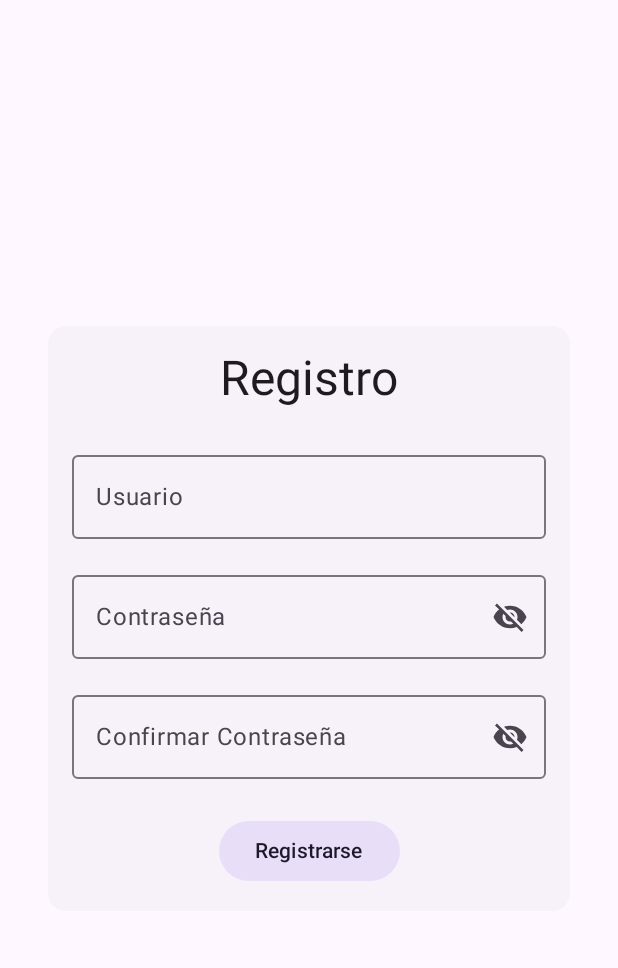
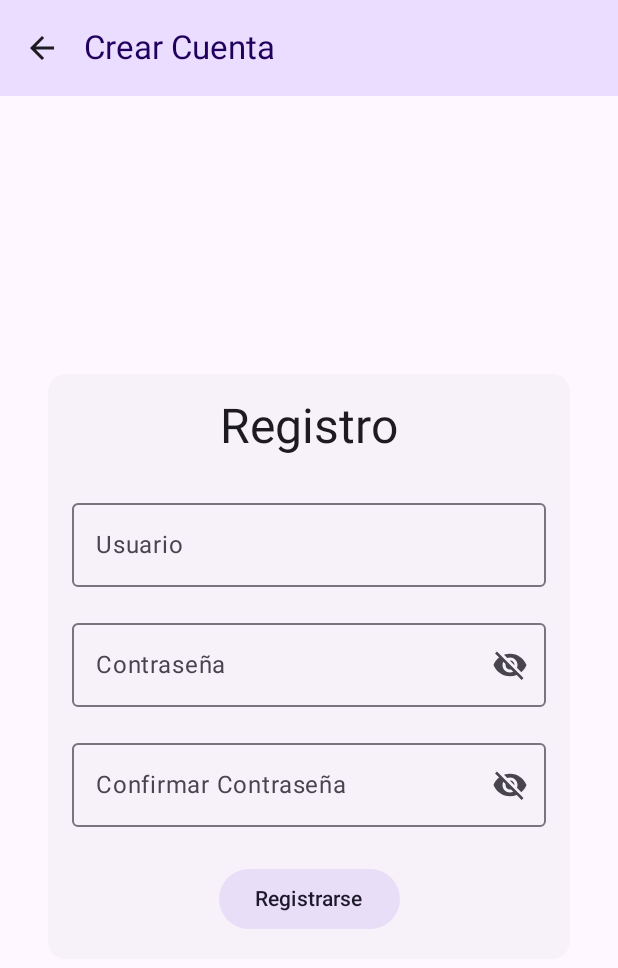
Before and after one commit to felipevidela/counter_app_android-, an Android app built with Jetpack Compose: the RegistrationScreen screen opened through its navigation route, on a phone screen of 412 x 824 dp. Shown: the top 968 px of the screen. Run offline under Robolectric (Android 15) with nearby library versions, the phone set to English and light mode, and no system bars; our stand-ins replace Room's generated code.

Commit message:
feat: Add device editing, dark mode toggle, and critical UI/UX fixes
Major Features:
- ✨ Full device property editing (name, type, location, capacity)
- ✨ Manual dark mode toggle with DataStore persistence
- ✨ Adaptive chart colors for dark mode support
- ✨ Navigation bar in registration screen

Critical Fixes:
- 🐛 Fix Settings screen crash (infinite collect loop)
- 🐛 Fix Dashboard entries/exits visualization (SensorEvent migration)
- 🐛 Fix chart axis labels in dark mode (white text)
- 🐛 Add back navigation to registration screen

Technical Improvements:
- 🔧 Add DataStore Preferences dependency (v1.0.0)
- 🔧 Create ThemePreferences class for theme persistence
- 🔧 Add Flow-based queries for entries/exits in SensorEventDao
- 🔧 Redesign DashboardViewModel with reactive Flows
- 🔧 Fix SettingsViewModel using stateIn() instead of collect()
- 🔧 Update DeviceRegistrationViewModel with edit capabilities

Architecture Changes:
- Database version: v6
- New: ThemePreferences.kt (DataStore)
- Enhanced: DeviceRegistrationScreen (dual mode: create/edit)
- Enhanced: DashboardScreen (edit button per device)
- Enhanced: OccupancyChart (adaptive colors)
- Enhanced: RegistrationScreen (TopAppBar with back navigation)

Files Modified: 16
New Files: 1 (ThemePreferences.kt)
Lines Changed: ~350

🤖 Generated with [Claude Code](https://claude.com/claude-code)

Co-Authored-By: Claude <noreply@anthropic.com>

```diff
--- a/app/build.gradle.kts
+++ b/app/build.gradle.kts
@@ -60,6 +60,9 @@ dependencies {
     implementation("co.yml:ycharts:2.1.0")
     implementation("com.google.accompanist:accompanist-permissions:0.34.0")
 
+    // DataStore para preferencias (Dark Mode)
+    implementation("androidx.datastore:datastore-preferences:1.0.0")
+
     // Unit Testing
     testImplementation(libs.junit)
     testImplementation("org.mockito:mockito-core:5.7.0")
--- a/app/src/main/java/com/example/counter_app/MainActivity.kt
+++ b/app/src/main/java/com/example/counter_app/MainActivity.kt
@@ -3,14 +3,24 @@ package com.example.counter_app
 import android.os.Bundle
 import androidx.activity.ComponentActivity
 import androidx.activity.compose.setContent
+import androidx.compose.runtime.collectAsState
+import androidx.compose.runtime.getValue
+import com.example.counter_app.data.ThemePreferences
 import com.example.counter_app.navigation.AppNavigation
 import com.example.counter_app.ui.theme.Counter_APPTheme
 
 class MainActivity : ComponentActivity() {
+    private lateinit var themePreferences: ThemePreferences
+
     override fun onCreate(savedInstanceState: Bundle?) {
         super.onCreate(savedInstanceState)
+        themePreferences = ThemePreferences(applicationContext)
+
         setContent {
-            Counter_APPTheme {
+            // Observar preferencia de dark mode
+            val isDarkMode by themePreferences.darkModeFlow.collectAsState(initial = false)
+
+            Counter_APPTheme(darkTheme = isDarkMode) {
                 AppNavigation()
             }
         }
--- a/app/src/main/java/com/example/counter_app/data/SensorEventDao.kt
+++ b/app/src/main/java/com/example/counter_app/data/SensorEventDao.kt
@@ -56,6 +56,15 @@ interface SensorEventDao {
     suspend fun getTotalEntered(deviceId: Long): Int
 
     /**
+     * Calcula el total de personas que han entrado (Flow reactivo).
+     *
+     * @param deviceId ID del dispositivo
+     * @return Flow que emite el total acumulado de entradas
+     */
+    @Query("SELECT COALESCE(SUM(peopleCount), 0) FROM sensor_events WHERE deviceId = :deviceId AND eventType = 'ENTRY'")
+    fun getTotalEnteredFlow(deviceId: Long): Flow<Int>
+
+    /**
      * Calcula el total de personas que han salido (suma de todos los eventos EXIT).
      *
      * @param deviceId ID del dispositivo
@@ -63,6 +72,15 @@ interface SensorEventDao {
      */
     @Query("SELECT COALESCE(SUM(peopleCount), 0) FROM sensor_events WHERE deviceId = :deviceId AND eventType = 'EXIT'")
     suspend fun getTotalLeft(deviceId: Long): Int
+
+    /**
+     * Calcula el total de personas que han salido (Flow reactivo).
+     *
+     * @param deviceId ID del dispositivo
+     * @return Flow que emite el total acumulado de salidas
+     */
+    @Query("SELECT COALESCE(SUM(peopleCount), 0) FROM sensor_events WHERE deviceId = :deviceId AND eventType = 'EXIT'")
+    fun getTotalLeftFlow(deviceId: Long): Flow<Int>
 
     /**
      * Cuenta cuántos eventos hay para un dispositivo.
--- /dev/null
+++ b/app/src/main/java/com/example/counter_app/data/ThemePreferences.kt
@@ -0,0 +1,44 @@
+package com.example.counter_app.data
+
+import android.content.Context
+import androidx.datastore.core.DataStore
+import androidx.datastore.preferences.core.Preferences
+import androidx.datastore.preferences.core.booleanPreferencesKey
+import androidx.datastore.preferences.core.edit
+import androidx.datastore.preferences.preferencesDataStore
+import kotlinx.coroutines.flow.Flow
+import kotlinx.coroutines.flow.map
+
+/**
+ * Clase para gestionar las preferencias del tema de la aplicación usando DataStore.
+ * Utiliza DataStore Preferences para persistir la preferencia de Dark Mode del usuario.
+ */
+class ThemePreferences(private val context: Context) {
+
+    companion object {
+        // Extension property para crear DataStore singleton
+        private val Context.dataStore: DataStore<Preferences> by preferencesDataStore(name = "theme_preferences")
+
+        // Key para la preferencia de dark mode
+        private val DARK_MODE_KEY = booleanPreferencesKey("dark_mode_enabled")
+    }
+
+    /**
+     * Flow que emite el estado actual del dark mode.
+     * Default: false (modo claro)
+     */
+    val darkModeFlow: Flow<Boolean> = context.dataStore.data
+        .map { preferences ->
+            preferences[DARK_MODE_KEY] ?: false
+        }
+
+    /**
+     * Guarda la preferencia de dark mode.
+     * @param enabled true para activar dark mode, false para desactivarlo
+     */
+    suspend fun saveDarkMode(enabled: Boolean) {
+        context.dataStore.edit { preferences ->
+            preferences[DARK_MODE_KEY] = enabled
+        }
+    }
+}
--- a/app/src/main/java/com/example/counter_app/navigation/AppNavigation.kt
+++ b/app/src/main/java/com/example/counter_app/navigation/AppNavigation.kt
@@ -20,7 +20,10 @@ fun AppNavigation() {
             )
         }
         composable("register") {
-            RegistrationScreen(onRegistrationSuccess = { navController.navigate("login") })
+            RegistrationScreen(
+                onRegistrationSuccess = { navController.navigate("login") },
+                onNavigateBack = { navController.popBackStack() }
+            )
         }
         composable("main") {
             NewMainScreen(
--- a/app/src/main/java/com/example/counter_app/ui/RegistrationScreen.kt
+++ b/app/src/main/java/com/example/counter_app/ui/RegistrationScreen.kt
@@ -2,6 +2,7 @@ package com.example.counter_app.ui
 
 import androidx.compose.foundation.layout.*
 import androidx.compose.material.icons.Icons
+import androidx.compose.material.icons.filled.ArrowBack
 import androidx.compose.material.icons.filled.Visibility
 import androidx.compose.material.icons.filled.VisibilityOff
 import androidx.compose.material3.*
@@ -14,8 +15,12 @@ import androidx.compose.ui.unit.dp
 import androidx.lifecycle.viewmodel.compose.viewModel
 import com.example.counter_app.auth.LoginViewModel
 
+@OptIn(ExperimentalMaterial3Api::class)
 @Composable
-fun RegistrationScreen(onRegistrationSuccess: () -> Unit) {
+fun RegistrationScreen(
+    onRegistrationSuccess: () -> Unit,
+    onNavigateBack: () -> Unit = {}
+) {
     val loginViewModel: LoginViewModel = viewModel()
     var username by remember { mutableStateOf("") }
     var password by remember { mutableStateOf("") }
@@ -24,10 +29,29 @@ fun RegistrationScreen(onRegistrationSuccess: () -> Unit) {
     var passwordVisible by remember { mutableStateOf(false) }
     var confirmPasswordVisible by remember { mutableStateOf(false) }
 
-    Surface(modifier = Modifier.fillMaxSize(), color = MaterialTheme.colorScheme.background) {
+    Scaffold(
+        topBar = {
+            TopAppBar(
+                title = { Text("Crear Cuenta") },
+                navigationIcon = {
+                    IconButton(onClick = onNavigateBack) {
+                        Icon(
+                            Icons.Default.ArrowBack,
+                            contentDescription = "Volver al login"
+                        )
+                    }
+                },
+                colors = TopAppBarDefaults.topAppBarColors(
+                    containerColor = MaterialTheme.colorScheme.primaryContainer,
+                    titleContentColor = MaterialTheme.colorScheme.onPrimaryContainer
+                )
+            )
+        }
+    ) { padding ->
         Column(
             modifier = Modifier
                 .fillMaxSize()
+                .padding(padding)
                 .padding(16.dp),
             verticalArrangement = Arrangement.Center,
             horizontalAlignment = Alignment.CenterHorizontally
```
Also changed, not shown: app/src/main/java/com/example/counter_app/data/SensorEventRepository.kt (+14 -0 lines), app/src/main/java/com/example/counter_app/ui/DashboardScreen.kt (+15 -2 lines), app/src/main/java/com/example/counter_app/ui/DeviceRegistrationScreen.kt (+48 -4 lines), app/src/main/java/com/example/counter_app/ui/NewMainScreen.kt (+14 -7 lines), app/src/main/java/com/example/counter_app/ui/SettingsScreen.kt (+28 -0 lines), app/src/main/java/com/example/counter_app/ui/components/OccupancyChart.kt (+7 -0 lines), app/src/main/java/com/example/counter_app/viewmodel/DashboardViewModel.kt (+16 -5 lines), app/src/main/java/com/example/counter_app/viewmodel/DeviceRegistrationViewModel.kt (+75 -0 lines), app/src/main/java/com/example/counter_app/viewmodel/SettingsViewModel.kt (+16 -1 lines), 1 other file.
